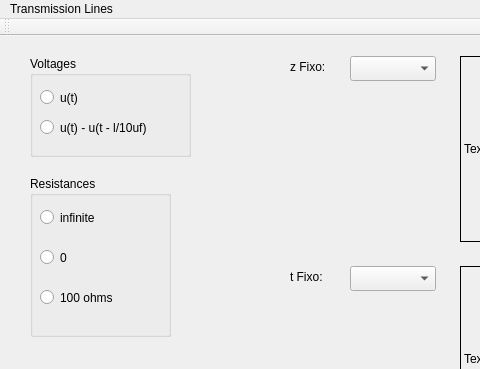
Before: the Qt Designer form TLine/mainwindow.ui in vinicius-r-silva/TLines_View, drawn with Qt 5; both pictures show x 0 to 480 and y 0 to 369 of the 892 by 490 pixel window.
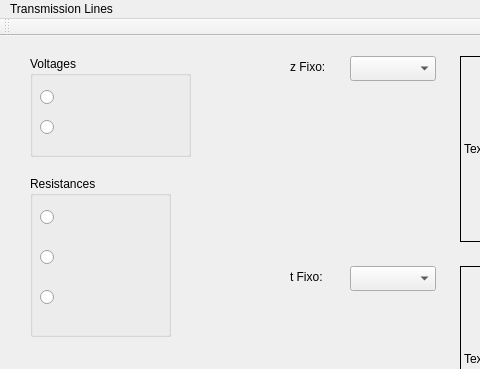
After: the same form once the commit is applied.

What changed in the file:
```diff
--- a/TLine/mainwindow.ui
+++ b/TLine/mainwindow.ui
@@ -26,7 +26,10 @@
     <property name="title">
      <string>Voltages</string>
     </property>
-    <widget class="QRadioButton" name="radioButton">
+    <widget class="QRadioButton" name="firstV">
+     <property name="enabled">
+      <bool>true</bool>
+     </property>
      <property name="geometry">
       <rect>
        <x>10</x>
@@ -35,8 +38,20 @@
        <height>23</height>
       </rect>
      </property>
+     <property name="autoFillBackground">
+      <bool>false</bool>
+     </property>
      <property name="text">
-      <string>u(t)</string>
+      <string notr="true"/>
+     </property>
+     <property name="iconSize">
+      <size>
+       <width>48</width>
+       <height>48</height>
+      </size>
+     </property>
+     <property name="shortcut">
+      <string/>
      </property>
     </widget>
     <widget class="QRadioButton" name="radioButton_2">
@@ -49,7 +64,7 @@
       </rect>
      </property>
      <property name="text">
-      <string>u(t) - u(t - l/10uf)</string>
+      <string/>
      </property>
     </widget>
    </widget>
@@ -75,7 +90,7 @@
       </rect>
      </property>
      <property name="text">
-      <string>infinite</string>
+      <string/>
      </property>
     </widget>
     <widget class="QRadioButton" name="radioButton_4">
@@ -88,7 +103,7 @@
       </rect>
      </property>
      <property name="text">
-      <string>0</string>
+      <string/>
      </property>
     </widget>
     <widget class="QRadioButton" name="radioButton_5">
@@ -101,7 +116,7 @@
       </rect>
      </property>
      <property name="text">
-      <string>100 ohms</string>
+      <string/>
      </property>
     </widget>
    </widget>
```
Left out of the diff: 44 changed lines with no effect on the pictures.
